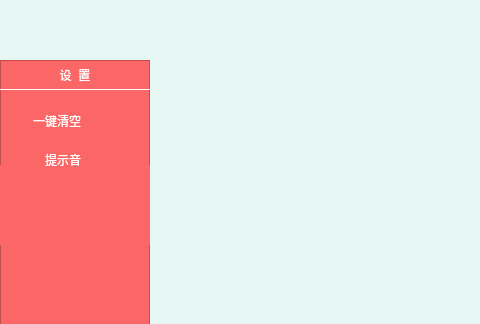
This is src/Mainwindow.ui in jiguotong/RemindMe as Qt 5 draws it before an edit; both pictures show x 0 to 480 and y 210 to 534 of the 1182 by 800 pixel window. The edited form follows.
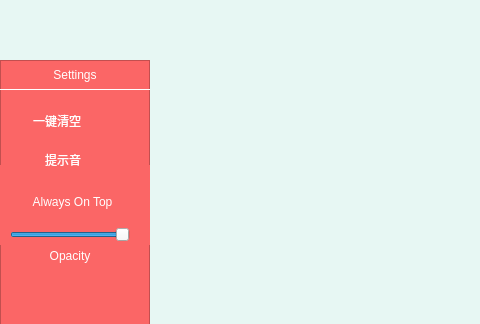
This is the edited form. Icons and pictures are not drawn.

```diff
--- a/src/Mainwindow.ui
+++ b/src/Mainwindow.ui
@@ -542,7 +542,64 @@
 border-bottom: 1px solid white;</string>
      </property>
      <property name="text">
-      <string>设  置</string>
+      <string>Settings</string>
+     </property>
+     <property name="alignment">
+      <set>Qt::AlignCenter</set>
+     </property>
+    </widget>
+    <widget class="QPushButton" name="btnAlwaysOnTop">
+     <property name="geometry">
+      <rect>
+       <x>10</x>
+       <y>130</y>
+       <width>125</width>
+       <height>24</height>
+      </rect>
+     </property>
+     <property name="styleSheet">
+      <string notr="true">background-color: #fb6666; min-width:0px; min-height:0px; font: 10pt '微软雅黑'; color:white;</string>
+     </property>
+     <property name="text">
+      <string>Always On Top</string>
+     </property>
+    </widget>
+    <widget class="QSlider" name="sliderOpacity">
+     <property name="geometry">
+      <rect>
+       <x>10</x>
+       <y>165</y>
+       <width>120</width>
+       <height>20</height>
+      </rect>
+     </property>
+     <property name="minimum">
+      <number>20</number>
+     </property>
+     <property name="maximum">
+      <number>100</number>
+     </property>
+     <property name="value">
+      <number>100</number>
+     </property>
+     <property name="orientation">
+      <enum>Qt::Horizontal</enum>
+     </property>
+    </widget>
+    <widget class="QLabel" name="labelOpacity">
+     <property name="geometry">
+      <rect>
+       <x>30</x>
+       <y>188</y>
+       <width>80</width>
+       <height>16</height>
+      </rect>
+     </property>
+     <property name="styleSheet">
+      <string notr="true">font: 9pt '微软雅黑'; color:white;</string>
+     </property>
+     <property name="text">
+      <string>Opacity</string>
      </property>
      <property name="alignment">
       <set>Qt::AlignCenter</set>
```
